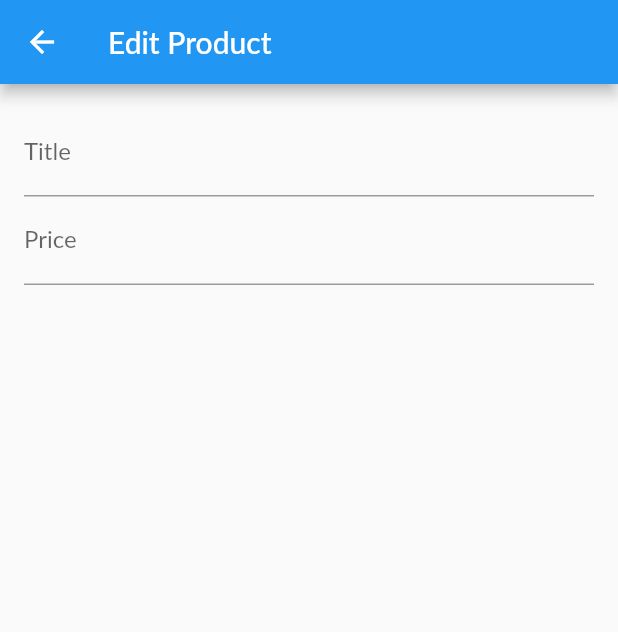
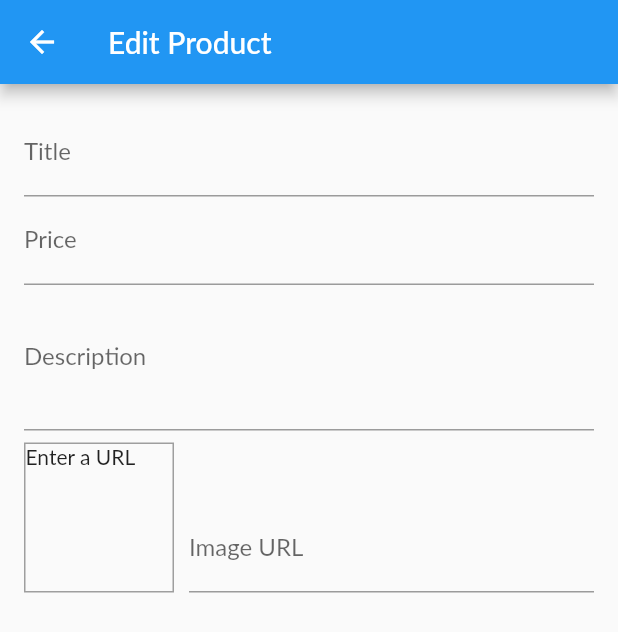
Before and after one commit to faithcredit/flutter_complete_shop, a Flutter app: the EditProductScreen screen opened by its route, on a phone screen of 412 x 824 dp. Shown: the top 632 px of the screen. Run offline on Flutter 3.47's test engine with Material 2 defaults, Android fonts, the phone set to English and light mode, and no system bars; Roboto replaces fonts that are missing (Lato).

Commit message:
Image Input and Image Preview

```diff
--- a/lib/screens/edit_product_screen.dart
+++ b/lib/screens/edit_product_screen.dart
@@ -9,6 +9,30 @@ class EditProductScreen extends StatefulWidget {
 
 class _EditProductScreenState extends State<EditProductScreen> {
   final _priceFocusNode = FocusNode();
+  final _descriptionFocusNode = FocusNode();
+  final _imageUrlController = TextEditingController();
+  final _imageUrlFocusNode = FocusNode();
+
+   @override
+  void initState() {
+    _imageUrlFocusNode.addListener(_updateImageUrl);
+    super.initState();
+  }
+
+  @override
+  void dispose() {
+    _imageUrlFocusNode.removeListener(_updateImageUrl);
+    _priceFocusNode.dispose();
+    _descriptionFocusNode.dispose();
+    _imageUrlController.dispose();
+    _imageUrlFocusNode.dispose();
+    super.dispose();
+  }
+ void _updateImageUrl() {
+    if (!_imageUrlFocusNode.hasFocus) {
+      setState(() {});
+    }
+  }
 
   @override
   Widget build(BuildContext context) {
@@ -33,6 +57,51 @@ class _EditProductScreenState extends State<EditProductScreen> {
                 textInputAction: TextInputAction.next,
                 keyboardType: TextInputType.number,
                 focusNode: _priceFocusNode,
+                onFieldSubmitted: (_) {
+                  FocusScope.of(context).requestFocus(_descriptionFocusNode);
+                },
+              ),
+              TextFormField(
+                decoration: InputDecoration(labelText: 'Description'),
+                maxLines: 3,
+                keyboardType: TextInputType.multiline,
+                focusNode: _descriptionFocusNode,
+              ),
+              Row(
+                crossAxisAlignment: CrossAxisAlignment.end,
+                children: <Widget>[
+                  Container(
+                    width: 100,
+                    height: 100,
+                    margin: const EdgeInsets.only(
+                      top: 8,
+                      right: 10,
+                    ),
+                    decoration: BoxDecoration(
+                      border: Border.all(
+                        width: 1,
+                        color: Colors.grey,
+                      ),
+                    ),
+                    child: _imageUrlController.text.isEmpty
+                        ? const Text('Enter a URL')
+                        : FittedBox(
+                            child: Image.network(
+                              _imageUrlController.text,
+                              fit: BoxFit.cover,
+                            ),
+                          ),
+                  ),
+                  Expanded(
+                    child: TextFormField(
+                      decoration: const InputDecoration(labelText: 'Image URL'),
+                      keyboardType: TextInputType.url,
+                      textInputAction: TextInputAction.done,
+                      controller: _imageUrlController,
+                      focusNode: _imageUrlFocusNode,
+                    ),
+                  ),
+                ],
               ),
             ],
           ),
```
